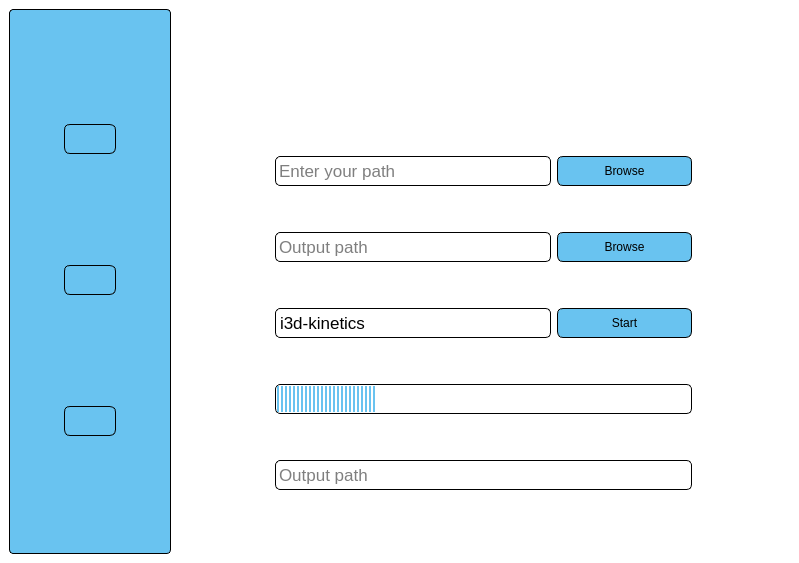
Before: the Qt Designer form Desktop App/main2.ui in marina-fares/Activity_recognition_application, drawn with Qt 5.
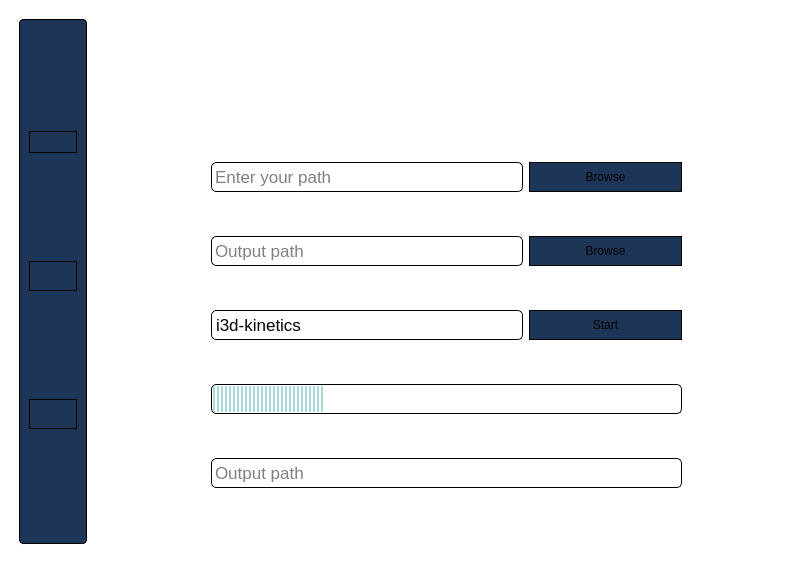
After: the same form once the commit is applied. Icons and pictures are not drawn.

Commit message: update style sheet

```diff
--- a/Desktop App/main2.ui
+++ b/Desktop App/main2.ui
@@ -15,53 +15,6 @@
   </property>
   <property name="styleSheet">
    <string notr="true">
-QPushButton:checked {
-  background-color: pink;
-  border: 1px solid #32414B;
-  border-radius: 4px;
-  padding: 3px;
-  outline: none;
-}
-
-
-QPushButton:checked:selected {
-  background: #1464A0;
-  color: #32414B;
-}
-
-QPushButton::menu-indicator {
-  subcontrol-origin: padding;
-  subcontrol-position: bottom right;
-  bottom: 4px;
-}
-
-QPushButton:pressed {
-  background-color: #5EA99D;
-  border: 1px solid #5EA99D;
-}
-
-QPushButton:pressed:hover {
-  border: 1px solid #148CD2;
-}
-
-QPushButton:hover {
-  border: 1px solid #148CD2;
-  color: #F0F0F0;
-}
-
-QPushButton:selected {
-  background: #1464A0;
-  color: #32414B;
-}
-
-QPushButton:hover {
-  border: 1px solid #148CD2;
-  color: #F0F0F0;
-}
-
-QPushButton:focus {
-  border: 1px solid #1464A0;
-}
 
 QToolTip
 {
@@ -80,10 +33,10 @@
 
 QTreeView, QListView
 {
-    background-color: silver;
+    background-color: white;
     margin-left: 5px;
 }
-
+/*
 QWidget:item:hover
 {
     background-color: QLinearGradient( x1: 0, y1: 0, x2: 0, y2: 1, stop: 0 #ffa02f, stop: 1 #ca0619);
@@ -92,9 +45,9 @@
 
 QWidget:item:selected
 {
-    background-color: QLinearGradient( x1: 0, y1: 0, x2: 0, y2: 1, stop: 0 #ffa02f, stop: 1 #69C3F0);
+    background-color: #1d3557;
 }
-
+*/
 QMenuBar::item
 {
     background: transparent;
@@ -103,7 +56,7 @@
 QMenuBar::item:selected
 {
     background: transparent;
-    border: 1px solid #ffaa00;
+    border: 1px solid #1d3557;
 }
 
 QMenuBar::item:pressed
@@ -145,9 +98,15 @@
 
 QAbstractItemView
 {
-    background-color: QLinearGradient( x1: 0, y1: 0, x2: 0, y2: 1, stop: 0 #4d4d4d, stop: 0.1 #646464, stop: 1 #5d5d5d);
+    background-color: gray;
+    border: 1px solid black;
+    border-radius:5px;
 }
-
+QAbstractItemView::indicator
+{
+    color:pink;
+    background-color:pink;
+}
 QWidget:focus
 {
     /*border: 1px solid darkgray;*/
@@ -155,7 +114,7 @@
 
 QLineEdit
 {
-    background-color: QLinearGradient( x1: 0, y1: 0, x2: 0, y2: 1, stop: 0 #4d4d4d, stop: 0 #646464, stop: 1 #5d5d5d);
+    background-color: #1d3557;
     padding: 1px;
     border-style: solid;
     border: 1px solid #1e1e1e;
@@ -165,15 +124,11 @@
 QPushButton
 {
     color: #b1b1b1;
-    background-color: #69C3F0;
-    border-width: 1px;
-    border-color: #1e1e1e;
-    border-style: solid;
-    border-radius: 6;
+    background-color: #1d3557;
+    border-width: 0px;
     padding: 3px;
+    margin : 0px;
     font-size: 12px;
-    padding-left: 5px;
-    padding-right: 5px;
     min-width: 40px;
 }
 
@@ -184,7 +139,7 @@
 
 QComboBox
 {
-    selection-background-color: #ffaa00;
+    selection-background-color: #1d3557;
     border-style: solid;
     border: 1px solid #1e1e1e;
     border-radius: 5;
@@ -200,14 +155,14 @@
 {
     padding-top: 3px;
     padding-left: 4px;
-    background-color: #69C3F0;
-    selection-background-color: #ffaa00;
+    background-color: #1d3557;
+    selection-background-color: #1d3557;
 }
 
 QComboBox QAbstractItemView
 {
     border: 2px solid darkgray;
-    selection-background-color: #69C3F0;
+    selection-background-color: #1d3557;
 }
 
 QComboBox::drop-down
@@ -246,14 +201,14 @@
 
 QScrollBar:horizontal {
      border: 1px solid #222222;
-     background: QLinearGradient( x1: 0, y1: 0, x2: 0, y2: 1, stop: 0.0 #121212, stop: 0.2 #282828, stop: 1 #484848);
+     background: #1d3557;
      height: 7px;
      margin: 0px 16px 0 16px;
 }
 
 QScrollBar::handle:horizontal
 {
-      background: QLinearGradient( x1: 0, y1: 0, x2: 1, y2: 0, stop: 0 #ffa02f, stop: 0.5 #69C3F0, stop: 1 #ffa02f);
+      background: #1d3557;
       min-height: 20px;
       border-radius: 2px;
 }
@@ -261,7 +216,7 @@
 QScrollBar::add-line:horizontal {
       border: 1px solid #1b1b19;
       border-radius: 2px;
-      background: QLinearGradient( x1: 0, y1: 0, x2: 1, y2: 0, stop: 0 #ffa02f, stop: 1 #69C3F0);
+      background: #1d3557;
       width: 14px;
       subcontrol-position: right;
       subcontrol-origin: margin;
@@ -270,7 +225,7 @@
 QScrollBar::sub-line:horizontal {
       border: 1px solid #1b1b19;
       border-radius: 2px;
-      background: QLinearGradient( x1: 0, y1: 0, x2: 1, y2: 0, stop: 0 #ffa02f, stop: 1 #69C3F0);
+      background: #1d3557;
       width: 14px;
      subcontrol-position: left;
      subcontrol-origin: margin;
@@ -291,7 +246,7 @@
 
 QScrollBar:vertical
 {
-      background: QLinearGradient( x1: 0, y1: 0, x2: 1, y2: 0, stop: 0.0 #121212, stop: 0.2 #282828, stop: 1 #484848);
+      background: #1d3557;
       width: 7px;
       margin: 16px 0 16px 0;
       border: 1px solid #222222;
@@ -299,7 +254,7 @@
 
 QScrollBar::handle:vertical
 {
-      background: QLinearGradient( x1: 0, y1: 0, x2: 0, y2: 1, stop: 0 #ffa02f, stop: 0.5 #69C3F0, stop: 1 #ffa02f);
+      background: #1d3557;
       min-height: 20px;
       border-radius: 2px;
 }
@@ -308,7 +263,7 @@
 {
       border: 1px solid #1b1b19;
       border-radius: 2px;
-      background: QLinearGradient( x1: 0, y1: 0, x2: 0, y2: 1, stop: 0 #ffa02f, stop: 1 #69C3F0);
+      background: #1d3557;
       height: 14px;
       subcontrol-position: bottom;
       subcontrol-origin: margin;
@@ -318,7 +273,7 @@
 {
       border: 1px solid #1b1b19;
       border-radius: 2px;
-      background: QLinearGradient( x1: 0, y1: 0, x2: 0, y2: 1, stop: 0 #69C3F0, stop: 1 #ffa02f);
+      background: #1d3557;
       height: 14px;
       subcontrol-position: top;
       subcontrol-origin: margin;
@@ -350,10 +305,10 @@
 
 QHeaderView::section
 {
-    background-color: QLinearGradient(x1:0, y1:0, x2:0, y2:1, stop:0 #616161, stop: 0.5 #505050, stop: 0.6 #434343, stop:1 #656565);
+    background-color: gray;
     color: white;
     padding-left: 4px;
-    border: 1px solid #6c6c6c;
+    border: 1px solid black;
 }
 
 QCheckBox:disabled
@@ -365,14 +320,14 @@
 {
     text-align: center;
     spacing: 3px; /* spacing between items in the tool bar */
-    background-color: QLinearGradient(x1:0, y1:0, x2:0, y2:1, stop:0 #323232, stop: 0.5 #242424, stop:1 #323232);
+    background-color: #1d3557;
 }
 
 QDockWidget::close-button, QDockWidget::float-button
 {
     text-align: center;
     spacing: 1px; /* spacing between items in the tool bar */
-    background-color: QLinearGradient(x1:0, y1:0, x2:0, y2:1, stop:0 #323232, stop: 0.5 #242424, stop:1 #323232);
+    background-color: #1d3557;
 }
 
 QDockWidget::close-button:hover, QDockWidget::float-button:hover
@@ -387,7 +342,7 @@
 
 QMainWindow::separator
 {
-    background-color: QLinearGradient(x1:0, y1:0, x2:0, y2:1, stop:0 #161616, stop: 0.5 #151515, stop: 0.6 #212121, stop:1 #343434);
+    background-color: #1d3557;
     color: white;
     padding-left: 4px;
     border: 1px solid #4c4c4c;
@@ -429,7 +384,7 @@
 
 QProgressBar::chunk
 {
-    background-color: #69C3F0;
+    background-color: #a8dadc;
     width: 2.15px;
     margin: 0.5px;
 }
@@ -497,7 +452,7 @@
         cx: 0.5, cy: 0.5,
         fx: 0.5, fy: 0.5,
         radius: 1.0,
-        stop: 0.25 #ffaa00,
+        stop: 0.25 #1d3557,
         stop: 0.3 #323232
     );
 }
@@ -534,15 +489,14 @@
 QSlider::groove:horizontal {
     border: 1px solid #3A3939;
     height: 8px;
-    background: #201F1F;
+    background: #1d3557;
     margin: 2px 0;
     border-radius: 2px;
 }
 
 QSlider::handle:horizontal {
-    background: QLinearGradient( x1: 0, y1: 0, x2: 0, y2: 1,
-      stop: 0.0 silver, stop: 0.2 #a8a8a8, stop: 1 #727272);
-    border: 1px solid #3A3939;
+    background: #a8dadc;
+    border: 1px solid #black;
     width: 14px;
     height: 14px;
     margin: -4px 0;
@@ -558,8 +512,7 @@
 }
 
 QSlider::handle:vertical {
-    background: QLinearGradient( x1: 0, y1: 0, x2: 0, y2: 1, stop: 0.0 silver,
-      stop: 0.2 #a8a8a8, stop: 1 #727272);
+    background: #1d3557;
     border: 1px solid #3A3939;
     width: 14px;
     height: 14px;
@@ -579,28 +532,11 @@
 .QFrame {
   border-radius: 4px;
   border: 1px solid #5EA99D;
-  background-color: #69C3F0;
-  /* No frame */
-  /* HLine */
-  /* HLine */
-}
+  background-color: #1d3557;
+  margin : 10px;
 
-.QFrame[frameShape=&quot;0&quot;] {
-  border-radius: 4px;
-  border: 1px transparent #5EA99D;
 }
 
-.QFrame[frameShape=&quot;4&quot;] {
-  max-height: 2px;
-  border: none;
-  background-color: #5EA99D;
-}
-
-.QFrame[frameShape=&quot;5&quot;] {
-  max-width: 2px;
-  border: none;
-  background-color: #5EA99D;
-}
 </string>
   </property>
   <widget class="QWidget" name="centralwidget">
@@ -649,38 +585,8 @@
        <number>21</number>
       </property>
       <layout class="QGridLayout" name="gridLayout_3">
-       <item row="2" column="0">
-        <spacer name="horizontalSpacer_4">
-         <property name="orientation">
-          <enum>Qt::Horizontal</enum>
-         </property>
-         <property name="sizeType">
-          <enum>QSizePolicy::Fixed</enum>
-         </property>
-         <property name="sizeHint" stdset="0">
-          <size>
-           <width>45</width>
-           <height>20</height>
-          </size>
-         </property>
-        </spacer>
-       </item>
-       <item row="2" column="3">
-        <spacer name="horizontalSpacer_3">
-         <property name="orientation">
-          <enum>Qt::Horizontal</enum>
-         </property>
-         <property name="sizeType">
-          <enum>QSizePolicy::Fixed</enum>
-         </property>
-         <property name="sizeHint" stdset="0">
-          <size>
-           <width>45</width>
-           <height>20</height>
-          </size>
-         </property>
-        </spacer>
-       </item>
+       
+       
        <item row="1" column="2">
         <widget class="QPushButton" name="video_btn">
          <property name="minimumSize">
@@ -759,8 +665,8 @@
         <widget class="QPushButton" name="home_btn">
          <property name="minimumSize">
           <size>
-           <width>52</width>
-           <height>30</height>
+           <width>0</width>
+           <height>0</height>
           </size>
          </property>
          <property name="font">
@@ -768,9 +674,6 @@
            <pointsize>-1</pointsize>
           </font>
          </property>
-         <property name="styleSheet">
-          <string notr="true"/>
-         </property>
          <property name="text">
           <string/>
          </property>
@@ -780,7 +683,7 @@
          </property>
          <property name="iconSize">
           <size>
-           <width>90</width>
+           <width>200</width>
            <height>80</height>
           </size>
          </property>
@@ -959,7 +862,7 @@
              <property name="styleSheet">
               <string notr="true">border:1px solid black;
 color:black;
-background-color:#69C3F0;</string>
+background-color:#1d3557;</string>
              </property>
              <property name="text">
               <string>Browse</string>
@@ -1005,7 +908,7 @@
              <property name="styleSheet">
               <string notr="true">border:1px solid black;
 color:black;
-background-color:#69C3F0;</string>
+background-color:#1d3557;</string>
              </property>
              <property name="text">
               <string>Browse</string>
@@ -1081,7 +984,7 @@
              <property name="styleSheet">
               <string notr="true">border:1px solid black;
 color: black;
-background-color:#69C3F0;</string>
+background-color:#1d3557;</string>
              </property>
              <property name="text">
               <string>Start</string>
```
Left out of the diff: 23 changed lines with no effect on the pictures. The commit also changes 1 other file.
